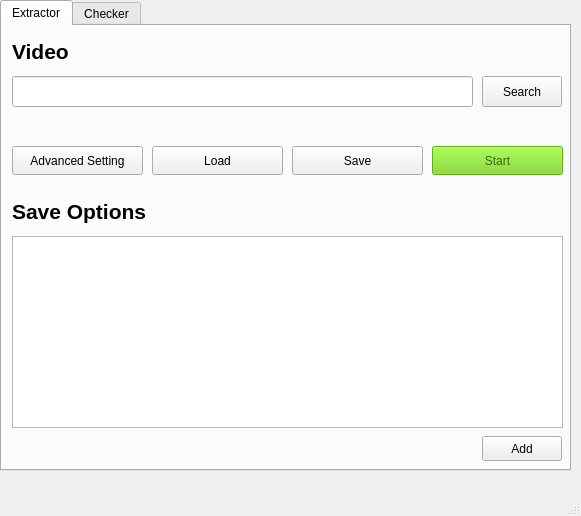
hilmandayo/pymagextractor, file frontend/home.ui: the form before one commit.
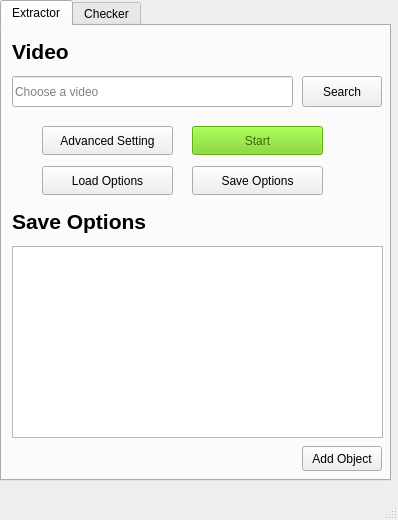
The form after the commit.

```diff
--- a/frontend/home.ui
+++ b/frontend/home.ui
@@ -6,10 +6,22 @@
    <rect>
     <x>0</x>
     <y>0</y>
-    <width>581</width>
-    <height>516</height>
+    <width>398</width>
+    <height>520</height>
    </rect>
   </property>
+  <property name="minimumSize">
+   <size>
+    <width>398</width>
+    <height>520</height>
+   </size>
+  </property>
+  <property name="maximumSize">
+   <size>
+    <width>398</width>
+    <height>520</height>
+   </size>
+  </property>
   <property name="windowTitle">
    <string>Pymagextractor</string>
   </property>
@@ -19,8 +31,8 @@
      <rect>
       <x>0</x>
       <y>0</y>
-      <width>571</width>
-      <height>471</height>
+      <width>391</width>
+      <height>481</height>
      </rect>
     </property>
     <property name="currentIndex">
@@ -53,34 +65,34 @@
      <widget class="QPushButton" name="save_bnt">
       <property name="geometry">
        <rect>
-        <x>290</x>
-        <y>120</y>
+        <x>190</x>
+        <y>140</y>
         <width>131</width>
         <height>29</height>
        </rect>
       </property>
       <property name="text">
-       <string>Save</string>
+       <string>Save Options</string>
       </property>
      </widget>
      <widget class="QPushButton" name="load_bnt">
       <property name="geometry">
        <rect>
-        <x>150</x>
-        <y>120</y>
+        <x>40</x>
+        <y>140</y>
         <width>131</width>
         <height>29</height>
        </rect>
       </property>
       <property name="text">
-       <string>Load</string>
+       <string>Load Options</string>
       </property>
      </widget>
      <widget class="QPushButton" name="adv_bnt">
       <property name="geometry">
        <rect>
-        <x>10</x>
-        <y>120</y>
+        <x>40</x>
+        <y>100</y>
         <width>131</width>
         <height>29</height>
        </rect>
@@ -93,7 +105,7 @@
       <property name="geometry">
        <rect>
         <x>10</x>
-        <y>170</y>
+        <y>180</y>
         <width>141</width>
         <height>31</height>
        </rect>
@@ -113,8 +125,8 @@
       <property name="geometry">
        <rect>
         <x>10</x>
-        <y>210</y>
-        <width>551</width>
+        <y>220</y>
+        <width>371</width>
         <height>192</height>
        </rect>
       </property>
@@ -125,8 +137,8 @@
       </property>
       <property name="geometry">
        <rect>
-        <x>430</x>
-        <y>120</y>
+        <x>190</x>
+        <y>100</y>
         <width>131</width>
         <height>29</height>
        </rect>
@@ -553,7 +565,7 @@
      <widget class="QPushButton" name="search_bnt">
       <property name="geometry">
        <rect>
-        <x>480</x>
+        <x>300</x>
         <y>50</y>
         <width>80</width>
         <height>31</height>
@@ -566,14 +578,14 @@
      <widget class="QPushButton" name="add_bnt">
       <property name="geometry">
        <rect>
-        <x>480</x>
-        <y>410</y>
+        <x>300</x>
+        <y>420</y>
         <width>80</width>
         <height>25</height>
        </rect>
       </property>
       <property name="text">
-       <string>Add</string>
+       <string>Add Object</string>
       </property>
      </widget>
      <widget class="QLineEdit" name="video_browser">
@@ -581,13 +593,16 @@
        <rect>
         <x>10</x>
         <y>50</y>
-        <width>461</width>
+        <width>281</width>
         <height>31</height>
        </rect>
       </property>
       <property name="readOnly">
        <bool>true</bool>
       </property>
+      <property name="placeholderText">
+       <string>Choose a video </string>
+      </property>
      </widget>
     </widget>
     <widget class="QWidget" name="checker_tab">
```
Left out of the diff: 4 changed lines with no effect on the pictures.
